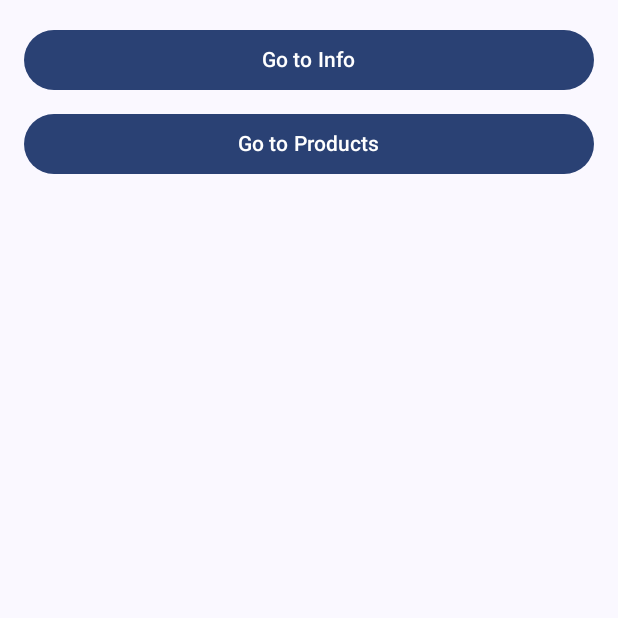
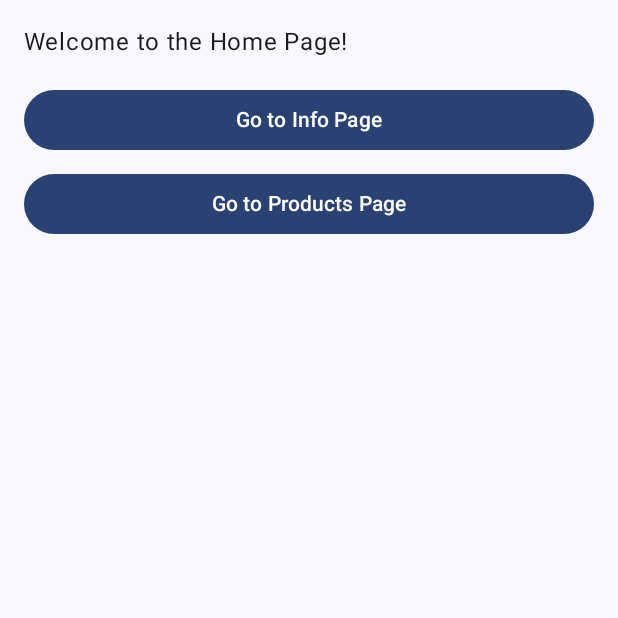
Before and after one commit to dasbap/sn2app, an Android app built with Jetpack Compose: the home screen opened through its navigation route, on a phone screen of 412 x 824 dp, the top half of it. Run offline under Robolectric (Android 15) with nearby library versions, the phone set to English and light mode, and no system bars.

Commit message:
mise a jour pour commencé a travaillé a deux

```diff
--- /dev/null
+++ b/app/src/main/java/com/example/sn2app/HomeScreen.kt
@@ -0,0 +1,40 @@
+package com.example.sn2app
+
+import androidx.compose.foundation.layout.*
+import androidx.compose.material3.Button
+import androidx.compose.material3.Text
+import androidx.compose.runtime.Composable
+import androidx.compose.ui.Modifier
+import androidx.compose.ui.tooling.preview.Preview
+import androidx.compose.ui.unit.dp
+import androidx.navigation.NavController
+import androidx.navigation.compose.rememberNavController
+
+@Composable
+fun HomeScreen(navController: NavController) {
+    Column(modifier = Modifier.fillMaxSize().padding(16.dp)) {
+        Text("Welcome to the Home Page!")
+
+        Spacer(modifier = Modifier.height(16.dp))
+
+        Button(
+            onClick = { navController.navigate("info") },
+            modifier = Modifier.fillMaxWidth().padding(bottom = 8.dp)
+        ) {
+            Text("Go to Info Page")
+        }
+
+        Button(
+            onClick = { navController.navigate("products") },
+            modifier = Modifier.fillMaxWidth()
+        ) {
+            Text("Go to Products Page")
+        }
+    }
+}
+
+@Preview(showBackground = true)
+@Composable
+fun HomeScreenPreview() {
+    HomeScreen(navController = rememberNavController())
+}
--- a/app/src/main/java/com/example/sn2app/MainActivity.kt
+++ b/app/src/main/java/com/example/sn2app/MainActivity.kt
@@ -4,13 +4,12 @@ import android.os.Bundle
 import androidx.activity.ComponentActivity
 import androidx.activity.compose.setContent
 import androidx.activity.enableEdgeToEdge
-import androidx.compose.foundation.layout.*
-import androidx.compose.material3.*
+import androidx.compose.foundation.layout.fillMaxSize
+import androidx.compose.foundation.layout.padding
+import androidx.compose.material3.Scaffold
 import androidx.compose.runtime.Composable
 import androidx.compose.ui.Modifier
-import androidx.compose.ui.tooling.preview.Preview
-import androidx.compose.ui.unit.dp
-import androidx.navigation.NavController
+import androidx.navigation.NavHostController
 import androidx.navigation.compose.*
 
 import com.example.sn2app.ui.theme.Sn2appTheme
@@ -21,7 +20,10 @@ class MainActivity : ComponentActivity() {
         enableEdgeToEdge()
         setContent {
             Sn2appTheme {
+                // Créer un NavController
                 val navController = rememberNavController()
+
+                // Créer la structure de navigation
                 Scaffold(modifier = Modifier.fillMaxSize()) { innerPadding ->
                     NavHost(
                         navController = navController,
@@ -32,10 +34,14 @@ class MainActivity : ComponentActivity() {
                             HomeScreen(navController)
                         }
                         composable("info") {
-                            InfoScreen()
+                            InfoScreen(navController)
+                        }
+                        composable("personPage/{personName}") { backStackEntry ->
+                            backStackEntry.arguments?.getString("personName")
+                                ?.let { PersonPage(personName = it) }
                         }
                         composable("products") {
-                            ProductsScreen()
+                            ProductsScreen(navController)
                         }
                     }
                 }
@@ -43,43 +49,3 @@ class MainActivity : ComponentActivity() {
         }
     }
 }
-
-@Composable
-fun HomeScreen(navController: NavController) {
-    Column(modifier = Modifier.fillMaxSize().padding(16.dp)) {
-        Button(
-            onClick = { navController.navigate("info") },
-            modifier = Modifier.fillMaxWidth().padding(bottom = 8.dp)
-        ) {
-            Text("Go to Info")
-        }
-        Button(
-            onClick = { navController.navigate("products") },
-            modifier = Modifier.fillMaxWidth()
-        ) {
-            Text("Go to Products")
-        }
-    }
-}
-
-@Composable
-fun InfoScreen() {
-    Column(modifier = Modifier.fillMaxSize().padding(16.dp)) {
-        Text("Info Page")
-    }
-}
-
-@Composable
-fun ProductsScreen() {
-    Column(modifier = Modifier.fillMaxSize().padding(16.dp)) {
-        Text("Products Page")
-    }
-}
-
-@Preview(showBackground = true)
-@Composable
-fun GreetingPreview() {
-    Sn2appTheme {
-        HomeScreen(navController = rememberNavController())
-    }
-}
--- a/app/src/main/res/values/strings.xml
+++ b/app/src/main/res/values/strings.xml
@@ -1,3 +1,7 @@
 <resources>
     <string name="app_name">sn2app</string>
+    <string name="title_activity_home_screen">HomeScreen</string>
+    <string name="title_activity_info_screen">InfoScreen</string>
+    <string name="title_activity_products_screen">ProductsScreen</string>
+    <string name="title_activity_person_page">PersonPage</string>
 </resources>
```
Also changed, not shown: app/src/main/AndroidManifest.xml (+20 -0 lines), app/src/main/java/com/example/sn2app/InfoScreen.kt (added, +42 -0 lines), app/src/main/java/com/example/sn2app/PersonPage.kt (added, +35 -0 lines), app/src/main/java/com/example/sn2app/ProductsScreen.kt (added, +33 -0 lines).
